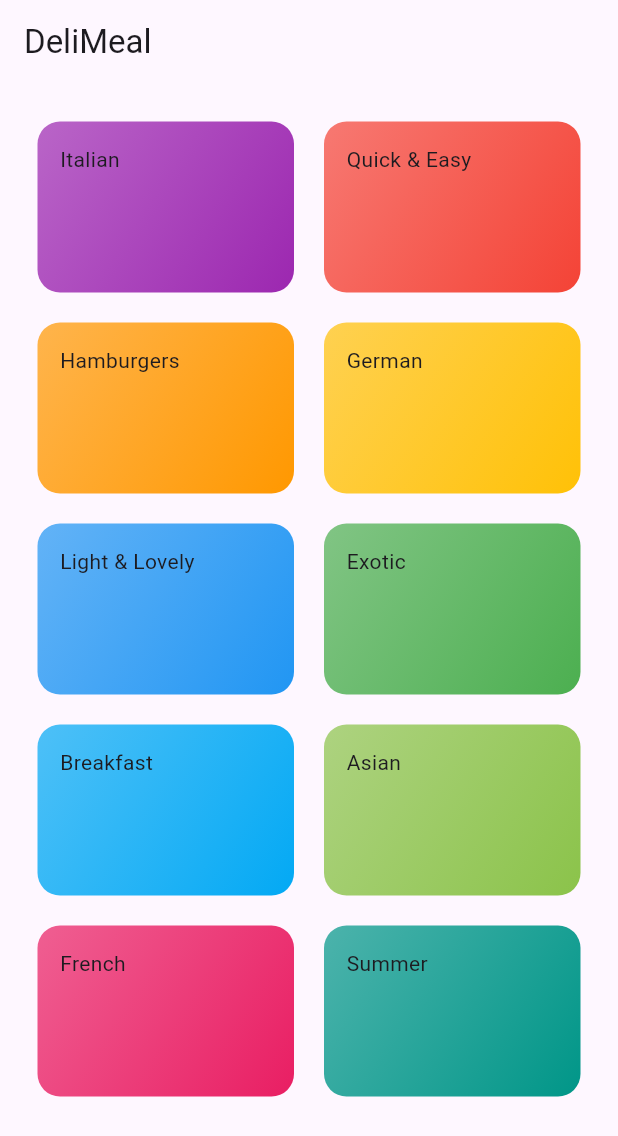
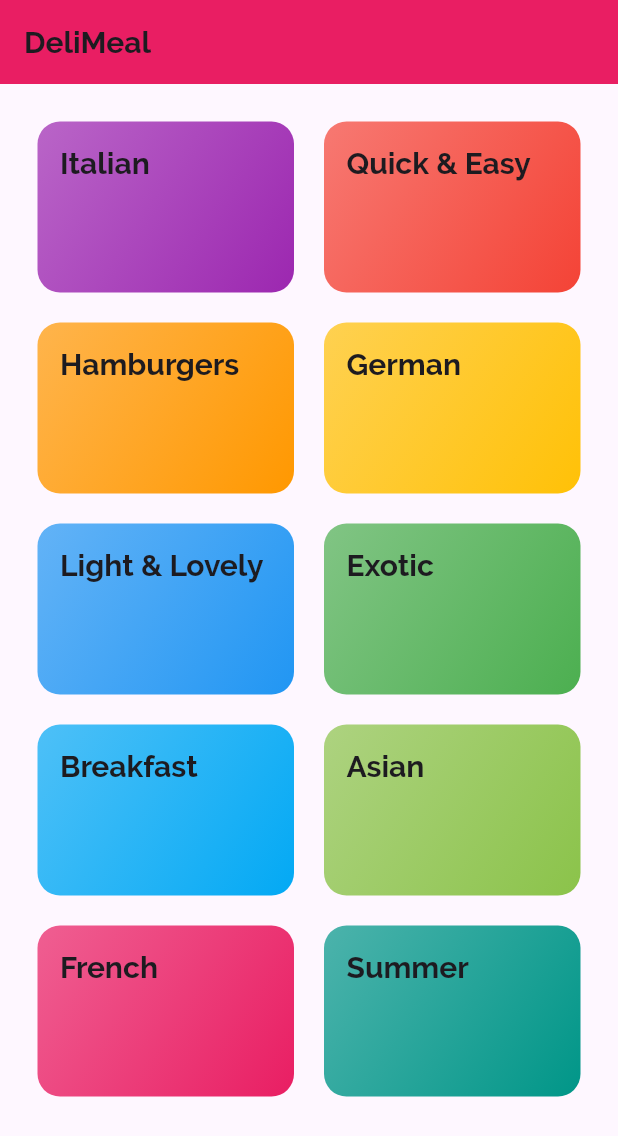
Before and after one commit to faridullah1/meal_app, a Flutter app: the screen it shows after launch, on a phone screen of 412 x 824 dp. Shown: the top 1136 px of the screen. Run offline on Flutter 3.47's test engine with Material 2 defaults, Android fonts, the phone set to English and light mode, and no system bars.

Commit message:
theming of categories screen

```diff
--- a/lib/categories_screen.dart
+++ b/lib/categories_screen.dart
@@ -8,7 +8,10 @@ class CategoriesScreen extends StatelessWidget {
   @override
   Widget build(BuildContext context) {
     return Scaffold(
-      appBar: AppBar(title: const Text('DeliMeal')),
+      appBar: AppBar(
+        title: const Text('DeliMeal'),
+        backgroundColor: Colors.pink,
+      ),
       body: GridView(
         padding: const EdgeInsets.all(25),
         gridDelegate: const SliverGridDelegateWithMaxCrossAxisExtent(
--- a/lib/category_item.dart
+++ b/lib/category_item.dart
@@ -21,7 +21,10 @@ class CategoryItem extends StatelessWidget {
         ),
         borderRadius: BorderRadius.circular(15),
       ),
-      child: Text(title),
+      child: Text(
+        title,
+        style: Theme.of(context).textTheme.titleLarge,
+      ),
     );
   }
 }
--- a/lib/main.dart
+++ b/lib/main.dart
@@ -14,9 +14,23 @@ class MyApp extends StatelessWidget {
     return MaterialApp(
       title: 'DeliMeals',
       theme: ThemeData(
-        colorScheme: ColorScheme.fromSeed(seedColor: Colors.deepPurple),
-        useMaterial3: true,
-      ),
+          primaryColor: Colors.pink,
+          canvasColor: const Color.fromRGBO(255, 254, 229, 1),
+          fontFamily: 'Raleway',
+          useMaterial3: true,
+          textTheme: ThemeData.light().textTheme.copyWith(
+                bodyLarge: const TextStyle(
+                  color: Color.fromRGBO(20, 51, 51, 1),
+                ),
+                bodyMedium: const TextStyle(
+                  color: Color.fromRGBO(20, 51, 51, 1),
+                ),
+                titleLarge: const TextStyle(
+                  fontSize: 20,
+                  fontFamily: 'Raleway',
+                  fontWeight: FontWeight.bold,
+                ),
+              )),
       home: const CategoriesScreen(),
     );
   }
```
Also changed, not shown: pubspec.yaml (+17 -11 lines), assets/fonts/Raleway-Black.ttf (added), assets/fonts/Raleway-Bold.ttf (added), assets/fonts/Raleway-Regular.ttf (added), assets/fonts/RobotoCondensed-Bold.ttf (added), assets/fonts/RobotoCondensed-Italic.ttf (added), assets/fonts/RobotoCondensed-Light.ttf (added), assets/fonts/RobotoCondensed-Regular.ttf (added).
